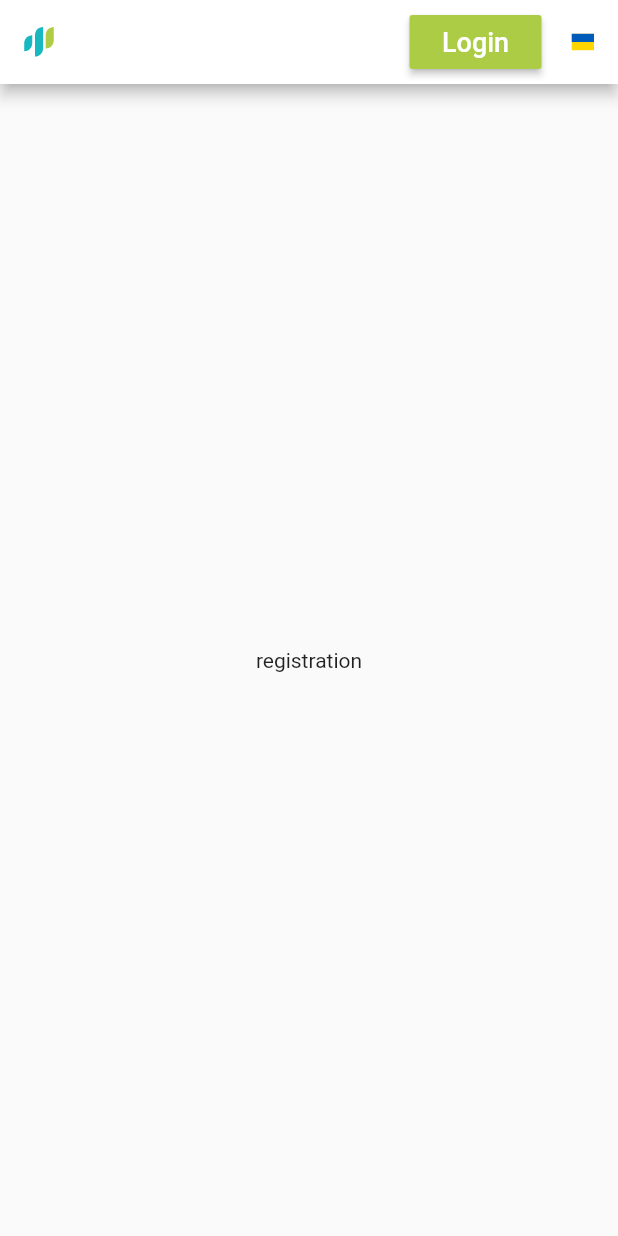
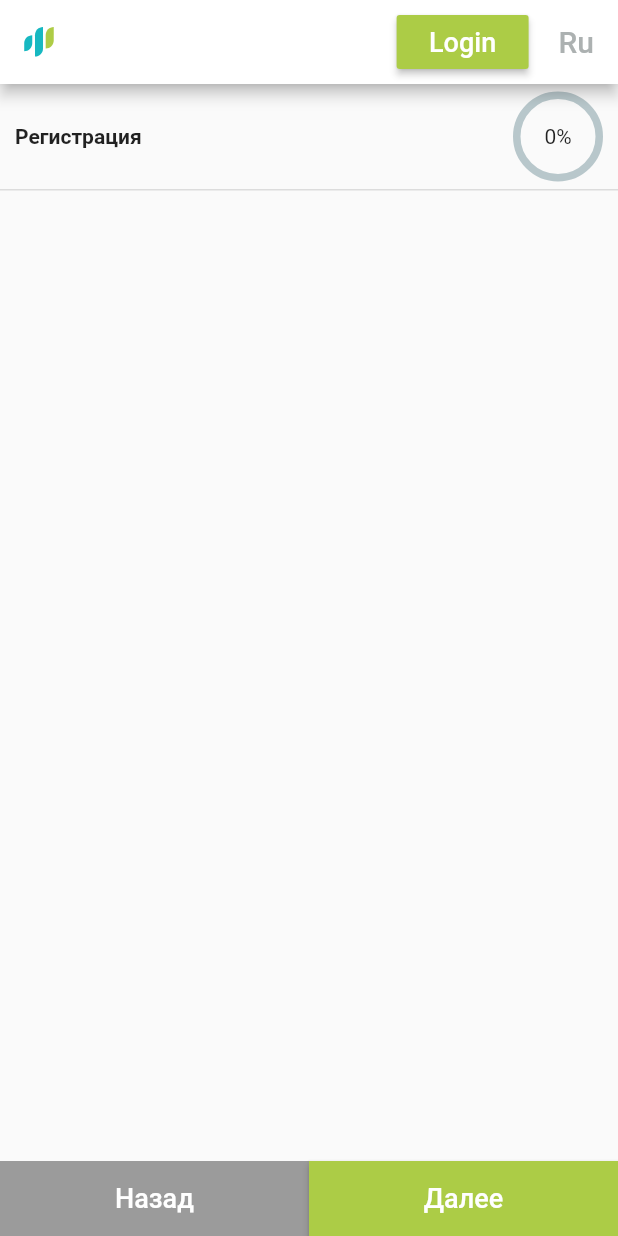
Before and after one commit to MrGretty/mobile, a Flutter app: the screen it shows after launch, on a phone screen of 412 x 824 dp. Run offline on Flutter 3.47's test engine with Material 2 defaults, Android fonts, the phone set to English and light mode, and no system bars; drawn by our look-alikes of percent_indicator; our stand-ins replace flutter_svg; missing offline and left inert: flutter_statusbar_manager.

Commit message:
add registration page

```diff
--- /dev/null
+++ b/lib/components/registration/NavigationButtons.dart
@@ -0,0 +1,53 @@
+import 'package:flutter/material.dart';
+
+class NavigationButtons extends StatelessWidget {
+  NavigationButtons(
+      {@required this.onButtonBackPressed,
+      @required this.onButtonMovePressed,
+      this.isDisableBack,
+      this.isDisableMove});
+
+  final VoidCallback onButtonBackPressed, onButtonMovePressed;
+
+  final bool isDisableBack, isDisableMove;
+
+  @override
+  Widget build(BuildContext context) {
+    return Row(
+      mainAxisAlignment: MainAxisAlignment.center,
+      children: <Widget>[
+        Expanded(
+            flex: 1,
+            child: RaisedButton(
+                color: Colors.white,
+                shape: RoundedRectangleBorder(
+                  borderRadius: new BorderRadius.circular(0),
+                ),
+                onPressed: isDisableBack ? null : onButtonBackPressed,
+                child: Container(
+                    height: 50,
+                    alignment: Alignment.center,
+                    padding: EdgeInsets.all(0.0),
+                    child: Text('Назад',
+                        style: TextStyle(
+                            fontSize: 18,
+                            color: isDisableBack
+                                ? Colors.white
+                                : Color.fromRGBO(172, 204, 70, 1)))))),
+        Expanded(
+            flex: 1,
+            child: RaisedButton(
+                shape: RoundedRectangleBorder(
+                  borderRadius: new BorderRadius.circular(0),
+                ),
+                onPressed: isDisableMove ? null : onButtonMovePressed,
+                child: Container(
+                    height: 50,
+                    alignment: Alignment.center,
+                    padding: EdgeInsets.all(0.0),
+                    child: Text('Далее',
+                        style: TextStyle(fontSize: 18, color: Colors.white))))),
+      ],
+    );
+  }
+}
--- a/lib/pages/notAutorizedPages/RegistrationPage.dart
+++ b/lib/pages/notAutorizedPages/RegistrationPage.dart
@@ -1,9 +1,18 @@
+import 'package:Tradomatic/components/registration/NavigationButtons.dart';
 import 'package:flutter/material.dart';
 import 'package:flutter_svg/flutter_svg.dart';
+import 'package:percent_indicator/percent_indicator.dart';
 
-class RegistrationPage extends StatelessWidget {
+enum Steps { introduction, profile, sms }
+
+class RegistrationPage extends StatefulWidget {
+  @override
+  _RegistrationPageState createState() => _RegistrationPageState();
+}
+
+class _RegistrationPageState extends State<RegistrationPage> {
+  Steps _persentStatus = Steps.introduction;
   static final String assetLogoName = 'assets/logo.svg';
-  static final String assetFlagName = 'assets/ua.svg';
 
   final Widget svgLogoIcon = new SvgPicture.asset(
     assetLogoName,
@@ -12,12 +21,45 @@ class RegistrationPage extends StatelessWidget {
     width: 20,
   );
 
-  final Widget svgFlagIcon = new SvgPicture.asset(
-    assetFlagName,
-    semanticsLabel: 'Flag',
-    height: 30,
-    width: 15,
-  );
+  Steps getStepsByRouter(router) {
+    switch (router) {
+      case '/':
+        return Steps.introduction;
+      case 'profile':
+        return Steps.profile;
+      case 'sms':
+        return Steps.sms;
+        break;
+      default:
+        return Steps.introduction;
+    }
+  }
+
+  double getStepsPercentValue(steps) {
+    switch (steps) {
+      case Steps.introduction:
+        return 0;
+      case Steps.profile:
+        return 33;
+      case Steps.sms:
+        return 66;
+        break;
+      default:
+        return 0;
+    }
+  }
+
+  void onButtonMovePressed() {
+    setState(() {
+      _persentStatus = Steps.values[_persentStatus.index + 1];
+    });
+  }
+
+  void onButtonBackPressed() {
+    setState(() {
+      _persentStatus = Steps.values[_persentStatus.index - 1];
+    });
+  }
 
   @override
   Widget build(BuildContext context) {
@@ -32,11 +74,14 @@ class RegistrationPage extends StatelessWidget {
                 children: <Widget>[
                   RaisedButton(
                       color: Theme.of(context).buttonColor,
-                      onPressed: () => {},
+                      onPressed: () => Navigator.pushNamed(context, 'login'),
                       child: Text('Login',
                           style: TextStyle(fontSize: 18, color: Colors.white))),
                   Container(
-                    child: svgFlagIcon,
+                    child: Text(
+                      'Ru',
+                      style: TextStyle(color: Color.fromRGBO(172, 177, 177, 1)),
+                    ),
                     margin: const EdgeInsets.only(
                       left: 20.0,
                     ),
@@ -47,6 +92,49 @@ class RegistrationPage extends StatelessWidget {
           ),
           backgroundColor: Colors.white,
         ),
-        body: Center(child: Text('registration')));
+        body: Container(
+          child: Column(
+            children: <Widget>[
+              Container(
+                padding:
+                    EdgeInsets.only(left: 10, right: 10, top: 5, bottom: 5),
+                width: double.infinity,
+                decoration: const BoxDecoration(
+                    border: Border(
+                  bottom: BorderSide(
+                      width: 1.0, color: Color.fromRGBO(0, 0, 0, 0.12)),
+                )),
+                child: Row(
+                  mainAxisAlignment: MainAxisAlignment.spaceBetween,
+                  children: <Widget>[
+                    Text(
+                      "Регистрация",
+                      style: TextStyle(fontWeight: FontWeight.bold),
+                    ),
+                    CircularPercentIndicator(
+                        radius: 60.0,
+                        lineWidth: 5.0,
+                        animation: true,
+                        percent: getStepsPercentValue(_persentStatus) / 100,
+                        center: new Text((getStepsPercentValue(_persentStatus))
+                                .toInt()
+                                .toString() +
+                            '%'),
+                        progressColor: Color.fromRGBO(172, 204, 70, 1)),
+                  ],
+                ),
+              ),
+              Container(
+                color: Colors.amber,
+              )
+            ],
+          ),
+        ),
+        bottomNavigationBar: NavigationButtons(
+          onButtonBackPressed: onButtonBackPressed,
+          onButtonMovePressed: onButtonMovePressed,
+          isDisableBack: _persentStatus == Steps.introduction,
+          isDisableMove: _persentStatus == Steps.sms,
+        ));
   }
 }
--- a/pubspec.yaml
+++ b/pubspec.yaml
@@ -23,6 +23,7 @@ dependencies:
   # The following adds the Cupertino Icons font to your application.
   # Use with the CupertinoIcons class for iOS style icons.
   cupertino_icons: ^0.1.2
+  percent_indicator: "^2.1.1"
 
 dev_dependencies:
   flutter_launcher_icons: "^0.7.0"
```
Also changed, not shown: pubspec.lock.
